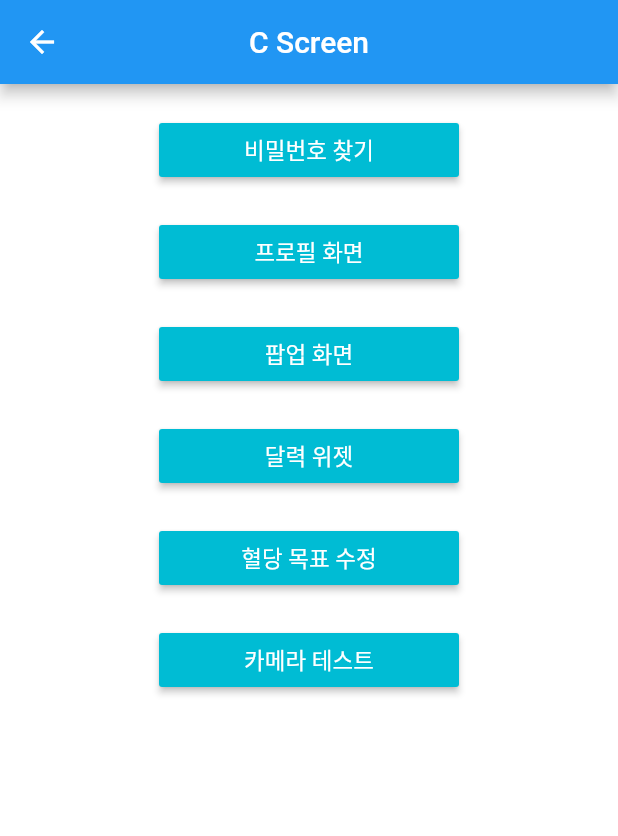
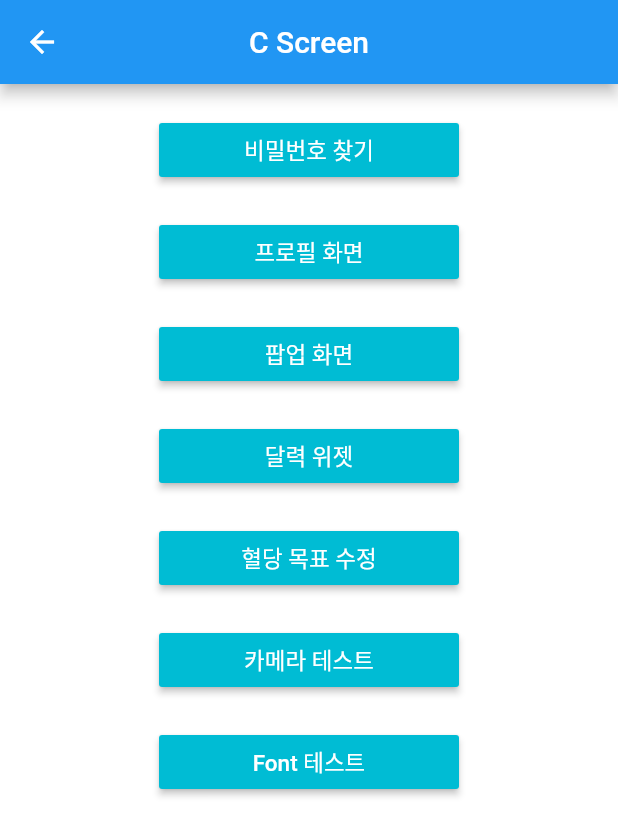
Before and after one commit to Kimsangwon0509/flutter-study, a Flutter app: the CScreen screen opened by its route, on a phone screen of 412 x 824 dp. Shown: the top 836 px of the screen. Run offline on Flutter 3.47's test engine with Material 2 defaults, Android fonts, the phone set to English and light mode, and no system bars; our stand-ins replace camera, charts_flutter, firebase_auth, firebase_crashlytics, firebase_messaging, flutter_calendar_carousel and 8 more; missing offline and left inert: apple_sign_in, calendar_strip, flutter_clean_calendar; accounts and stored records are empty.

Commit message:
"Custom Font Page"

```diff
--- a/lib/screens/c_screen.dart
+++ b/lib/screens/c_screen.dart
@@ -5,6 +5,7 @@ import 'package:flutter_study/screens/c/popupScreen.dart';
 import 'package:flutter_study/screens/c/calender_screen.dart';
 import 'package:flutter_study/screens/c/alertbridge.dart';
 import 'package:flutter_study/screens/c/camera_test.dart';
+import 'package:flutter_study/screens/c/font_test.dart';
 
 class CScreen extends StatelessWidget {
   static const String id = 'c_screen';
@@ -114,6 +115,21 @@ class CScreen extends StatelessWidget {
                     },
                   ),
                 ),
+                SizedBox(height: 20.0),
+                Container(
+                  width: 200.0,
+                  child: MaterialButton(
+                    color: Colors.cyan,
+                    child:
+                        Text('Font 테스트', style: TextStyle(color: Colors.white)),
+                    onPressed: () {
+                      Navigator.push(
+                        context,
+                        MaterialPageRoute(builder: (context) => FontTest()),
+                      );
+                    },
+                  ),
+                ),
               ],
             ),
           ),
```
Also changed, not shown: lib/screens/c/font_test.dart (added, +55 -0 lines), pubspec.yaml (+11 -1 lines), fonts/PlayfairDisplay-Bold.ttf (added), fonts/PlayfairDisplay-Medium.ttf (added), fonts/Raleway-Bold.ttf (added), fonts/Raleway-Medium.ttf (added), pubspec.lock, 2 other files.
